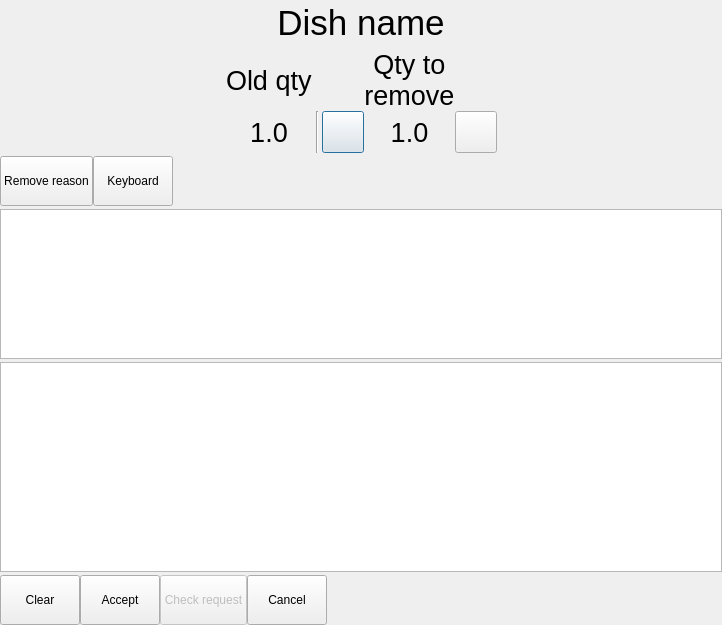
Qt form dlgcorrection.ui (End1-1/FastF) before a commit.
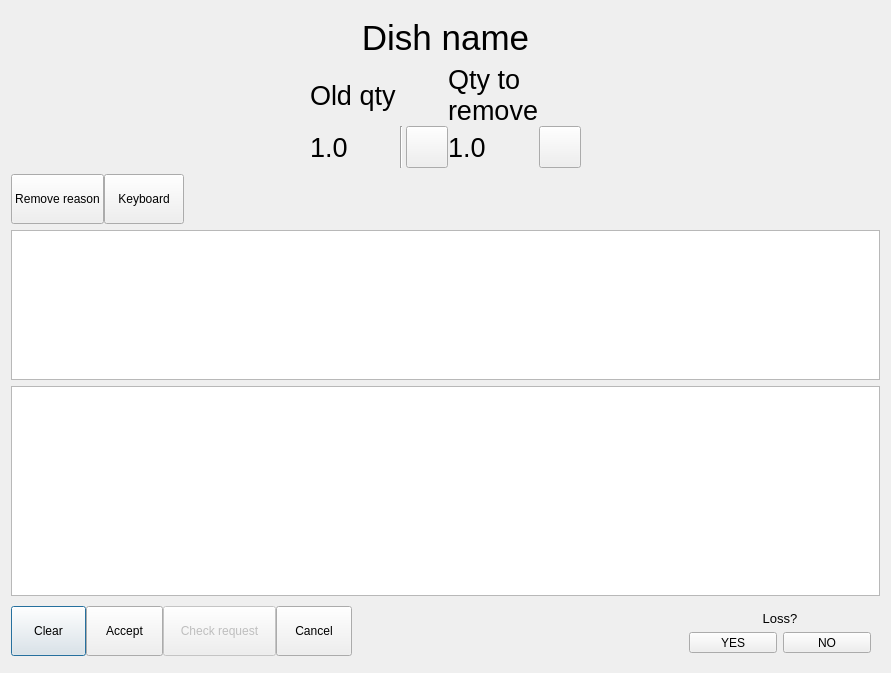
The same form after that commit. Icons and pictures are not drawn.

```diff
--- a/dlgcorrection.ui
+++ b/dlgcorrection.ui
@@ -6,30 +6,119 @@
    <rect>
     <x>0</x>
     <y>0</y>
-    <width>722</width>
-    <height>625</height>
+    <width>891</width>
+    <height>673</height>
    </rect>
   </property>
   <property name="windowTitle">
    <string/>
   </property>
-  <layout class="QVBoxLayout" name="verticalLayout">
-   <property name="spacing">
-    <number>3</number>
-   </property>
-   <property name="leftMargin">
-    <number>0</number>
-   </property>
-   <property name="topMargin">
-    <number>0</number>
-   </property>
-   <property name="rightMargin">
-    <number>0</number>
-   </property>
-   <property name="bottomMargin">
-    <number>0</number>
-   </property>
-   <item>
+  <layout class="QGridLayout" name="gridLayout_2">
+   <item row="6" column="1">
+    <widget class="QWidget" name="widget_5" native="true">
+     <property name="minimumSize">
+      <size>
+       <width>0</width>
+       <height>0</height>
+      </size>
+     </property>
+     <property name="maximumSize">
+      <size>
+       <width>200</width>
+       <height>16777215</height>
+      </size>
+     </property>
+     <layout class="QGridLayout" name="gridLayout_3">
+      <item row="1" column="0">
+       <widget class="QToolButton" name="btnLossYes">
+        <property name="sizePolicy">
+         <sizepolicy hsizetype="Preferred" vsizetype="Preferred">
+          <horstretch>0</horstretch>
+          <verstretch>0</verstretch>
+         </sizepolicy>
+        </property>
+        <property name="minimumSize">
+         <size>
+          <width>50</width>
+          <height>0</height>
+         </size>
+        </property>
+        <property name="text">
+         <string>YES</string>
+        </property>
+        <property name="checkable">
+         <bool>true</bool>
+        </property>
+       </widget>
+      </item>
+      <item row="1" column="1">
+       <widget class="QToolButton" name="btnLossNo">
+        <property name="sizePolicy">
+         <sizepolicy hsizetype="Preferred" vsizetype="Preferred">
+          <horstretch>0</horstretch>
+          <verstretch>0</verstretch>
+         </sizepolicy>
+        </property>
+        <property name="minimumSize">
+         <size>
+          <width>50</width>
+          <height>0</height>
+         </size>
+        </property>
+        <property name="text">
+         <string>NO</string>
+        </property>
+        <property name="checkable">
+         <bool>true</bool>
+        </property>
+       </widget>
+      </item>
+      <item row="0" column="0" colspan="2">
+       <widget class="QLabel" name="label">
+        <property name="font">
+         <font>
+          <pointsize>10</pointsize>
+         </font>
+        </property>
+        <property name="text">
+         <string>Loss?</string>
+        </property>
+        <property name="alignment">
+         <set>Qt::AlignCenter</set>
+        </property>
+       </widget>
+      </item>
+     </layout>
+    </widget>
+   </item>
+   <item row="4" column="0" colspan="2">
+    <widget class="QPlainTextEdit" name="ptReason">
+     <property name="minimumSize">
+      <size>
+       <width>0</width>
+       <height>150</height>
+      </size>
+     </property>
+     <property name="maximumSize">
+      <size>
+       <width>16777215</width>
+       <height>150</height>
+      </size>
+     </property>
+     <property name="font">
+      <font>
+       <pointsize>15</pointsize>
+      </font>
+     </property>
+     <property name="plainText">
+      <string/>
+     </property>
+     <property name="placeholderText">
+      <string>Remove reason</string>
+     </property>
+    </widget>
+   </item>
+   <item row="0" column="0">
     <widget class="QWidget" name="widget" native="true">
      <layout class="QHBoxLayout" name="horizontalLayout">
       <property name="spacing">
@@ -47,29 +136,299 @@
       <property name="bottomMargin">
        <number>0</number>
       </property>
+     </layout>
+    </widget>
+   </item>
+   <item row="6" column="0">
+    <widget class="QWidget" name="wButtons" native="true">
+     <widget class="QPushButton" name="btnClearWindow">
+      <property name="geometry">
+       <rect>
+        <x>0</x>
+        <y>4</y>
+        <width>75</width>
+        <height>50</height>
+       </rect>
+      </property>
+      <property name="minimumSize">
+       <size>
+        <width>0</width>
+        <height>50</height>
+       </size>
+      </property>
+      <property name="text">
+       <string>Clear</string>
+      </property>
+      <property name="icon">
+       <iconset resource="Res.qrc">
+        <normaloff>:/res/Delete_Icon.png</normaloff>:/res/Delete_Icon.png</iconset>
+      </property>
+      <property name="iconSize">
+       <size>
+        <width>32</width>
+        <height>32</height>
+       </size>
+      </property>
+     </widget>
+     <widget class="QPushButton" name="btnOk">
+      <property name="geometry">
+       <rect>
+        <x>75</x>
+        <y>4</y>
+        <width>77</width>
+        <height>50</height>
+       </rect>
+      </property>
+      <property name="minimumSize">
+       <size>
+        <width>0</width>
+        <height>50</height>
+       </size>
+      </property>
+      <property name="text">
+       <string>Accept</string>
+      </property>
+      <property name="icon">
+       <iconset resource="Res.qrc">
+        <normaloff>:/res/ok.png</normaloff>:/res/ok.png</iconset>
+      </property>
+      <property name="iconSize">
+       <size>
+        <width>32</width>
+        <height>32</height>
+       </size>
+      </property>
+     </widget>
+     <widget class="QPushButton" name="btnCheckResponse">
+      <property name="enabled">
+       <bool>false</bool>
+      </property>
+      <property name="geometry">
+       <rect>
+        <x>152</x>
+        <y>4</y>
+        <width>113</width>
+        <height>50</height>
+       </rect>
+      </property>
+      <property name="minimumSize">
+       <size>
+        <width>0</width>
+        <height>50</height>
+       </size>
+      </property>
+      <property name="text">
+       <string>Check request</string>
+      </property>
+      <property name="icon">
+       <iconset resource="Res.qrc">
+        <normaloff>:/res/reload.png</normaloff>:/res/reload.png</iconset>
+      </property>
+      <property name="iconSize">
+       <size>
+        <width>32</width>
+        <height>32</height>
+       </size>
+      </property>
+     </widget>
+     <widget class="QPushButton" name="btnReject">
+      <property name="geometry">
+       <rect>
+        <x>265</x>
+        <y>4</y>
+        <width>76</width>
+        <height>50</height>
+       </rect>
+      </property>
+      <property name="minimumSize">
+       <size>
+        <width>0</width>
+        <height>50</height>
+       </size>
+      </property>
+      <property name="text">
+       <string>Cancel</string>
+      </property>
+      <property name="icon">
+       <iconset resource="Res.qrc">
+        <normaloff>:/res/cancel.png</normaloff>:/res/cancel.png</iconset>
+      </property>
+      <property name="iconSize">
+       <size>
+        <width>32</width>
+        <height>32</height>
+       </size>
+      </property>
+     </widget>
+    </widget>
+   </item>
+   <item row="3" column="0" colspan="2">
+    <widget class="QWidget" name="wReason" native="true">
+     <layout class="QHBoxLayout" name="horizontalLayout_3">
+      <property name="spacing">
+       <number>0</number>
+      </property>
+      <property name="leftMargin">
+       <number>0</number>
+      </property>
+      <property name="topMargin">
+       <number>0</number>
+      </property>
+      <property name="rightMargin">
+       <number>0</number>
+      </property>
+      <property name="bottomMargin">
+       <number>0</number>
+      </property>
       <item>
-       <widget class="QLabel" name="lbDishName">
-        <property name="font">
-         <font>
-          <pointsize>26</pointsize>
-         </font>
+       <widget class="QPushButton" name="btnRemoveReason">
+        <property name="minimumSize">
+         <size>
+          <width>0</width>
+          <height>50</height>
+         </size>
         </property>
+        <property name="maximumSize">
+         <size>
+          <width>150</width>
+          <height>100</height>
+         </size>
+        </property>
         <property name="text">
-         <string>Dish name</string>
+         <string>Remove reason</string>
         </property>
-        <property name="alignment">
-         <set>Qt::AlignCenter</set>
+        <property name="icon">
+         <iconset resource="Res.qrc">
+          <normaloff>:/res/comment.png</normaloff>:/res/comment.png</iconset>
         </property>
-        <property name="indent">
-         <number>0</number>
+        <property name="iconSize">
+         <size>
+          <width>32</width>
+          <height>32</height>
+         </size>
         </property>
        </widget>
       </item>
+      <item>
+       <widget class="QPushButton" name="btnKeyboard">
+        <property name="minimumSize">
+         <size>
+          <width>0</width>
+          <height>50</height>
+         </size>
+        </property>
+        <property name="maximumSize">
+         <size>
+          <width>150</width>
+          <height>100</height>
+         </size>
+        </property>
+        <property name="text">
+         <string>Keyboard</string>
+        </property>
+        <property name="icon">
+         <iconset resource="Res.qrc">
+          <normaloff>:/res/typing.png</normaloff>:/res/typing.png</iconset>
+        </property>
+        <property name="iconSize">
+         <size>
+          <width>32</width>
+          <height>32</height>
+         </size>
+        </property>
+        <property name="checkable">
+         <bool>true</bool>
+        </property>
+       </widget>
+      </item>
+      <item>
+       <spacer name="horizontalSpacer_4">
+        <property name="orientation">
+         <enum>Qt::Horizontal</enum>
+        </property>
+        <property name="sizeHint" stdset="0">
+         <size>
+          <width>486</width>
+          <height>20</height>
+         </size>
+        </property>
+       </spacer>
+      </item>
+      <item>
+       <widget class="QLabel" name="lbl1">
+        <property name="enabled">
+         <bool>false</bool>
+        </property>
+        <property name="text">
+         <string/>
+        </property>
+        <property name="pixmap">
+         <pixmap resource="Res.qrc">:/res/ball-green.png</pixmap>
+        </property>
+       </widget>
+      </item>
+      <item>
+       <widget class="QLabel" name="lbl2">
+        <property name="enabled">
+         <bool>false</bool>
+        </property>
+        <property name="text">
+         <string/>
+        </property>
+        <property name="pixmap">
+         <pixmap resource="Res.qrc">:/res/ball-yellow.png</pixmap>
+        </property>
+       </widget>
+      </item>
+      <item>
+       <widget class="QLabel" name="lbl3">
+        <property name="enabled">
+         <bool>false</bool>
+        </property>
+        <property name="text">
+         <string/>
+        </property>
+        <property name="pixmap">
+         <pixmap resource="Res.qrc">:/res/ball-red.png</pixmap>
+        </property>
+       </widget>
+      </item>
      </layout>
     </widget>
    </item>
-   <item>
-    <widget class="QWidget" name="widget_2" native="true">
+   <item row="5" column="0" colspan="2">
+    <widget class="QTableWidget" name="tblLetter">
+     <property name="minimumSize">
+      <size>
+       <width>0</width>
+       <height>210</height>
+      </size>
+     </property>
+     <property name="maximumSize">
+      <size>
+       <width>16777215</width>
+       <height>210</height>
+      </size>
+     </property>
+     <property name="editTriggers">
+      <set>QAbstractItemView::NoEditTriggers</set>
+     </property>
+     <attribute name="horizontalHeaderVisible">
+      <bool>false</bool>
+     </attribute>
+     <attribute name="horizontalHeaderDefaultSectionSize">
+      <number>40</number>
+     </attribute>
+     <attribute name="verticalHeaderVisible">
+      <bool>false</bool>
+     </attribute>
+     <attribute name="verticalHeaderDefaultSectionSize">
+      <number>40</number>
+     </attribute>
+    </widget>
+   </item>
+   <item row="2" column="0" colspan="2">
+    <widget class="QWidget" name="wName" native="true">
      <layout class="QGridLayout" name="gridLayout">
       <property name="leftMargin">
        <number>0</number>
@@ -193,9 +552,6 @@
          <string>Qty to
 remove</string>
         </property>
-        <property name="alignment">
-         <set>Qt::AlignCenter</set>
-        </property>
        </widget>
       </item>
       <item row="1" column="4">
@@ -208,9 +564,6 @@
         <property name="text">
          <string>1.0</string>
         </property>
-        <property name="alignment">
-         <set>Qt::AlignCenter</set>
-        </property>
        </widget>
       </item>
       <item row="1" column="1">
@@ -223,9 +576,6 @@
         <property name="text">
          <string>1.0</string>
         </property>
-        <property name="alignment">
-         <set>Qt::AlignCenter</set>
-        </property>
        </widget>
       </item>
       <item row="1" column="2">
@@ -244,325 +594,22 @@
      </layout>
     </widget>
    </item>
-   <item>
-    <widget class="QWidget" name="widget_4" native="true">
-     <layout class="QHBoxLayout" name="horizontalLayout_3">
-      <property name="spacing">
-       <number>0</number>
-      </property>
-      <property name="leftMargin">
-       <number>0</number>
-      </property>
-      <property name="topMargin">
-       <number>0</number>
-      </property>
-      <property name="rightMargin">
-       <number>0</number>
-      </property>
-      <property name="bottomMargin">
-       <number>0</number>
-      </property>
-      <item>
-       <widget class="QPushButton" name="btnRemoveReason">
-        <property name="minimumSize">
-         <size>
-          <width>0</width>
-          <height>50</height>
-         </size>
-        </property>
-        <property name="maximumSize">
-         <size>
-          <width>150</width>
-          <height>100</height>
-         </size>
-        </property>
-        <property name="text">
-         <string>Remove reason</string>
-        </property>
-        <property name="icon">
-         <iconset resource="Res.qrc">
-          <normaloff>:/res/comment.png</normaloff>:/res/comment.png</iconset>
-        </property>
-        <property name="iconSize">
-         <size>
-          <width>32</width>
-          <height>32</height>
-         </size>
-        </property>
-       </widget>
-      </item>
-      <item>
-       <widget class="QPushButton" name="btnKeyboard">
-        <property name="minimumSize">
-         <size>
-          <width>0</width>
-          <height>50</height>
-         </size>
-        </property>
-        <property name="maximumSize">
-         <size>
-          <width>150</width>
-          <height>100</height>
-         </size>
-        </property>
-        <property name="text">
-         <string>Keyboard</string>
-        </property>
-        <property name="icon">
-         <iconset resource="Res.qrc">
-          <normaloff>:/res/typing.png</normaloff>:/res/typing.png</iconset>
-        </property>
-        <property name="iconSize">
-         <size>
-          <width>32</width>
-          <height>32</height>
-         </size>
-        </property>
-        <property name="checkable">
-         <bool>true</bool>
-        </property>
-       </widget>
-      </item>
-      <item>
-       <spacer name="horizontalSpacer_4">
-        <property name="orientation">
-         <enum>Qt::Horizontal</enum>
-        </property>
-        <property name="sizeHint" stdset="0">
-         <size>
-          <width>486</width>
-          <height>20</height>
-         </size>
-        </property>
-       </spacer>
-      </item>
-      <item>
-       <widget class="QLabel" name="lbl1">
-        <property name="enabled">
-         <bool>false</bool>
-        </property>
-        <property name="text">
-         <string/>
-        </property>
-        <property name="pixmap">
-         <pixmap resource="Res.qrc">:/res/ball-green.png</pixmap>
-        </property>
-       </widget>
-      </item>
-      <item>
-       <widget class="QLabel" name="lbl2">
-        <property name="enabled">
-         <bool>false</bool>
-        </property>
-        <property name="text">
-         <string/>
-        </property>
-        <property name="pixmap">
-         <pixmap resource="Res.qrc">:/res/ball-yellow.png</pixmap>
-        </property>
-       </widget>
-      </item>
-      <item>
-       <widget class="QLabel" name="lbl3">
-        <property name="enabled">
-         <bool>false</bool>
-        </property>
-        <property name="text">
-         <string/>
-        </property>
-        <property name="pixmap">
-         <pixmap resource="Res.qrc">:/res/ball-red.png</pixmap>
-        </property>
-       </widget>
-      </item>
-     </layout>
-    </widget>
-   </item>
-   <item>
-    <widget class="QPlainTextEdit" name="ptReason">
-     <property name="minimumSize">
-      <size>
-       <width>0</width>
-       <height>150</height>
-      </size>
-     </property>
-     <property name="maximumSize">
-      <size>
-       <width>16777215</width>
-       <height>150</height>
-      </size>
-     </property>
+   <item row="1" column="0" colspan="2">
+    <widget class="QLabel" name="lbDishName">
      <property name="font">
       <font>
-       <pointsize>15</pointsize>
+       <pointsize>26</pointsize>
       </font>
      </property>
-     <property name="plainText">
-      <string/>
+     <property name="text">
+      <string>Dish name</string>
      </property>
-     <property name="placeholderText">
-      <string>Remove reason</string>
+     <property name="alignment">
+      <set>Qt::AlignCenter</set>
      </property>
-    </widget>
-   </item>
-   <item>
-    <widget class="QTableWidget" name="tblLetter">
-     <property name="minimumSize">
-      <size>
-       <width>0</width>
-       <height>210</height>
-      </size>
+     <property name="indent">
+      <number>0</number>
      </property>
-     <property name="maximumSize">
-      <size>
-       <width>16777215</width>
-       <height>210</height>
-      </size>
-     </property>
-     <property name="editTriggers">
-      <set>QAbstractItemView::NoEditTriggers</set>
-     </property>
-     <attribute name="horizontalHeaderVisible">
-      <bool>false</bool>
-     </attribute>
-     <attribute name="horizontalHeaderDefaultSectionSize">
-      <number>40</number>
-     </attribute>
-     <attribute name="verticalHeaderVisible">
-      <bool>false</bool>
-     </attribute>
-     <attribute name="verticalHeaderDefaultSectionSize">
-      <number>40</number>
-     </attribute>
-    </widget>
-   </item>
-   <item>
-    <widget class="QWidget" name="widget_3" native="true">
-     <layout class="QHBoxLayout" name="horizontalLayout_2">
-      <property name="spacing">
-       <number>0</number>
-      </property>
-      <property name="leftMargin">
-       <number>0</number>
-      </property>
-      <property name="topMargin">
-       <number>0</number>
-      </property>
-      <property name="rightMargin">
-       <number>0</number>
-      </property>
-      <property name="bottomMargin">
-       <number>0</number>
-      </property>
-      <item>
-       <widget class="QPushButton" name="btnClearWindow">
-        <property name="minimumSize">
-         <size>
-          <width>0</width>
-          <height>50</height>
-         </size>
-        </property>
-        <property name="text">
-         <string>Clear</string>
-        </property>
-        <property name="icon">
-         <iconset resource="Res.qrc">
-          <normaloff>:/res/Delete_Icon.png</normaloff>:/res/Delete_Icon.png</iconset>
-        </property>
-        <property name="iconSize">
-         <size>
-          <width>32</width>
-          <height>32</height>
-         </size>
-        </property>
-       </widget>
-      </item>
-      <item>
-       <widget class="QPushButton" name="btnOk">
-        <property name="minimumSize">
-         <size>
-          <width>0</width>
-          <height>50</height>
-         </size>
-        </property>
-        <property name="text">
-         <string>Accept</string>
-        </property>
-        <property name="icon">
-         <iconset resource="Res.qrc">
-          <normaloff>:/res/ok.png</normaloff>:/res/ok.png</iconset>
-        </property>
-        <property name="iconSize">
-         <size>
-          <width>32</width>
-          <height>32</height>
-         </size>
-        </property>
-       </widget>
-      </item>
-      <item>
-       <widget class="QPushButton" name="btnCheckResponse">
-        <property name="enabled">
-         <bool>false</bool>
-        </property>
-        <property name="minimumSize">
-         <size>
-          <width>0</width>
-          <height>50</height>
-         </size>
-        </property>
-        <property name="text">
-         <string>Check request</string>
-        </property>
-        <property name="icon">
-         <iconset resource="Res.qrc">
-          <normaloff>:/res/reload.png</normaloff>:/res/reload.png</iconset>
-        </property>
-        <property name="iconSize">
-         <size>
-          <width>32</width>
-          <height>32</height>
-         </size>
-        </property>
-       </widget>
-      </item>
-      <item>
-       <widget class="QPushButton" name="btnReject">
-        <property name="minimumSize">
-         <size>
-          <width>0</width>
-          <height>50</height>
-         </size>
-        </property>
-        <property name="text">
-         <string>Cancel</string>
-        </property>
-        <property name="icon">
-         <iconset resource="Res.qrc">
-          <normaloff>:/res/cancel.png</normaloff>:/res/cancel.png</iconset>
-        </property>
-        <property name="iconSize">
-         <size>
-          <width>32</width>
-          <height>32</height>
-         </size>
-        </property>
-       </widget>
-      </item>
-      <item>
-       <spacer name="horizontalSpacer_3">
-        <property name="orientation">
-         <enum>Qt::Horizontal</enum>
-        </property>
-        <property name="sizeHint" stdset="0">
-         <size>
-          <width>518</width>
-          <height>20</height>
-         </size>
-        </property>
-       </spacer>
-      </item>
-     </layout>
     </widget>
    </item>
   </layout>
```
